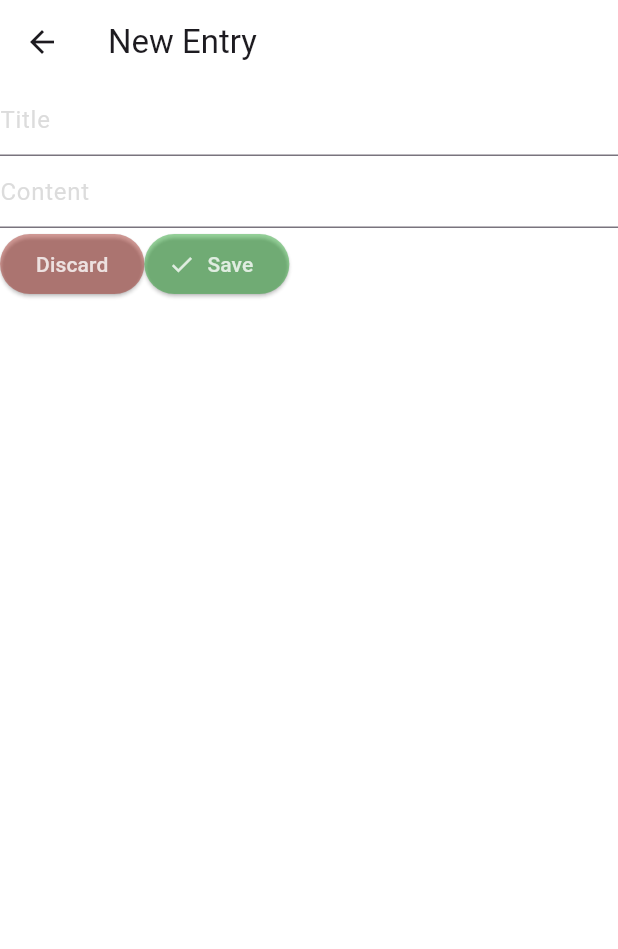
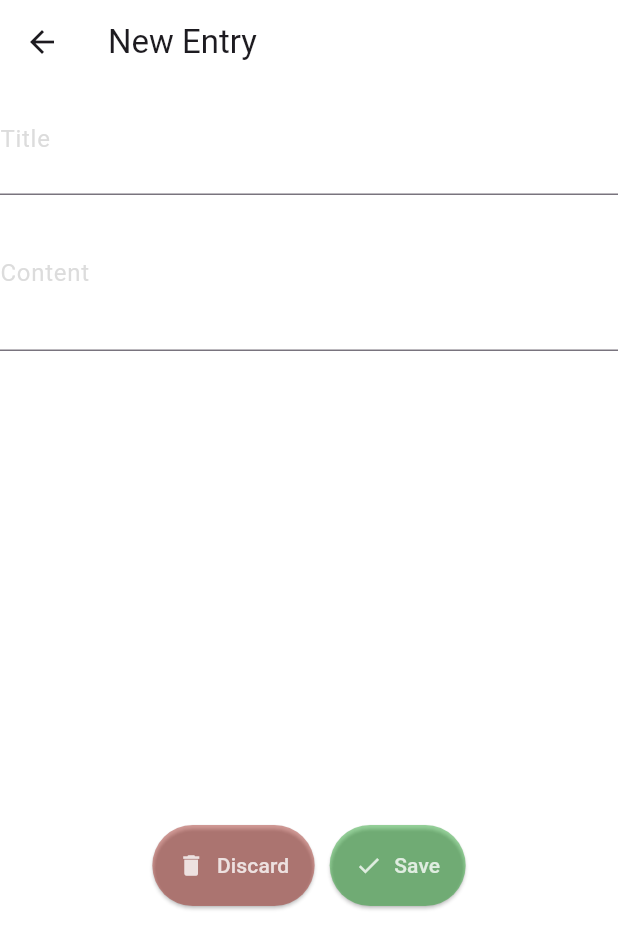
Before and after one commit to OGustavo-Silva/flutter_mydiary, a Flutter app: the NewEntryRoute screen opened directly, on a phone screen of 412 x 824 dp. Shown: the top 949 px of the screen. Run offline on Flutter 3.47's test engine with Material 3 defaults, Android fonts, the phone set to English and light mode, and no system bars.

```diff
--- a/lib/new_entry_route.dart
+++ b/lib/new_entry_route.dart
@@ -1,4 +1,6 @@
 import 'package:flutter/material.dart';
+import 'package:path_provider/path_provider.dart';
+import 'dart:io';
 
 class NewEntryRoute extends StatefulWidget {
   const NewEntryRoute({super.key});
@@ -9,6 +11,32 @@ class NewEntryRoute extends StatefulWidget {
 
 class _NewEntryRouteState extends State<NewEntryRoute> {
   final _formKey = GlobalKey<FormState>;
+  final titleController = TextEditingController();
+  final contentController = TextEditingController();
+
+  Future<File> writeData(String title, String content) async {
+    final Directory directory = await getApplicationDocumentsDirectory();
+    final File file = File('${directory.path}/notes.txt');
+    return file.writeAsString('Hello, World!');
+  }
+
+  Future<String> readNotes() async {
+    try {
+      final directory = await getApplicationDocumentsDirectory();
+      final file = File('${directory.path}/notes.txt');
+      String notes = await file.readAsString();
+      return notes;
+    } catch (e) {
+      return '';
+    }
+  }
+
+  @override
+  void dispose() {
+    titleController.dispose();
+    contentController.dispose();
+    super.dispose();
+  }
 
   @override
   Widget build(BuildContext context) {
@@ -23,44 +51,61 @@ class _NewEntryRouteState extends State<NewEntryRoute> {
               child: Column(
                 children: <Widget>[
                   TextFormField(
+                    controller: titleController,
                     style: const TextStyle(color: Colors.white),
                     decoration: const InputDecoration(
+                      contentPadding: EdgeInsets.symmetric(vertical: 25),
                         hintText: "Title",
                         hintStyle: TextStyle(
                             color: Color.fromARGB(99, 164, 164, 164))),
                   ),
-                  TextFormField(
+                  SizedBox(
+                      height: 400,
+                      child: TextFormField(
+                        controller: contentController,
+                        maxLines: null,
                         style: const TextStyle(color: Colors.white),
                         decoration: const InputDecoration(
+                            contentPadding: EdgeInsets.symmetric(vertical: 40),
                             hintText: "Content",
                             hintStyle: TextStyle(
                                 color: Color.fromARGB(99, 164, 164, 164))),
-                  ),
+                      )),
                   Row(
+                    mainAxisAlignment: MainAxisAlignment.center,
                     children: [
-                      ElevatedButton(
+                      Container(
+                          margin: const EdgeInsets.fromLTRB(5, 20, 5, 5),
+                          child: ElevatedButton.icon(
                             onPressed: () {
                               Navigator.pop(context);
                             },
+                            icon: const Icon(Icons.delete),
+                            label: const Text("Discard"),
                             style: ElevatedButton.styleFrom(
+                              padding: const EdgeInsets.all(17),
                               backgroundColor: Color.fromARGB(100, 150, 10, 0),
                               foregroundColor:
                                   const Color.fromARGB(199, 255, 255, 255),
                             ),
-                        child: const Text("Discard"),
-                      ),
-                      ElevatedButton.icon(
+                          )),
+                      Container(
+                          margin: const EdgeInsets.fromLTRB(5, 20, 5, 5),
+                          child: ElevatedButton.icon(
                             onPressed: () {
-                          Navigator.pop(context);
+                              writeData(titleController.text, contentController.text);
+                              //Navigator.pop(context);
                             },
                             icon: const Icon(Icons.check),
                             label: const Text("Save"),
                             style: ElevatedButton.styleFrom(
-                          backgroundColor: Color.fromARGB(100, 0, 150, 10),
+                              padding: const EdgeInsets.all(17),
+                              backgroundColor:
+                                  const Color.fromARGB(100, 0, 150, 10),
                               foregroundColor:
                                   const Color.fromARGB(199, 255, 255, 255),
                             ),
-                      )
+                          ))
                     ],
                   ),
                 ],
```
Also changed, not shown: lib/main.dart (+0 -27 lines), 1 other file. Lines whose indentation alone changed are shown as unchanged.
